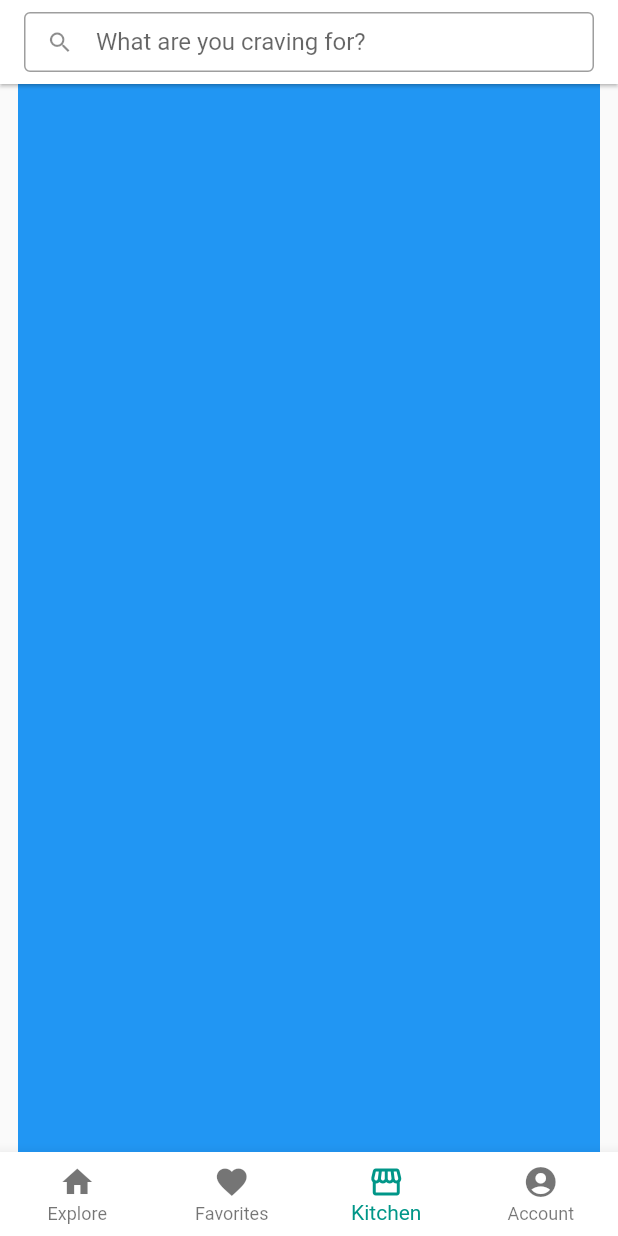
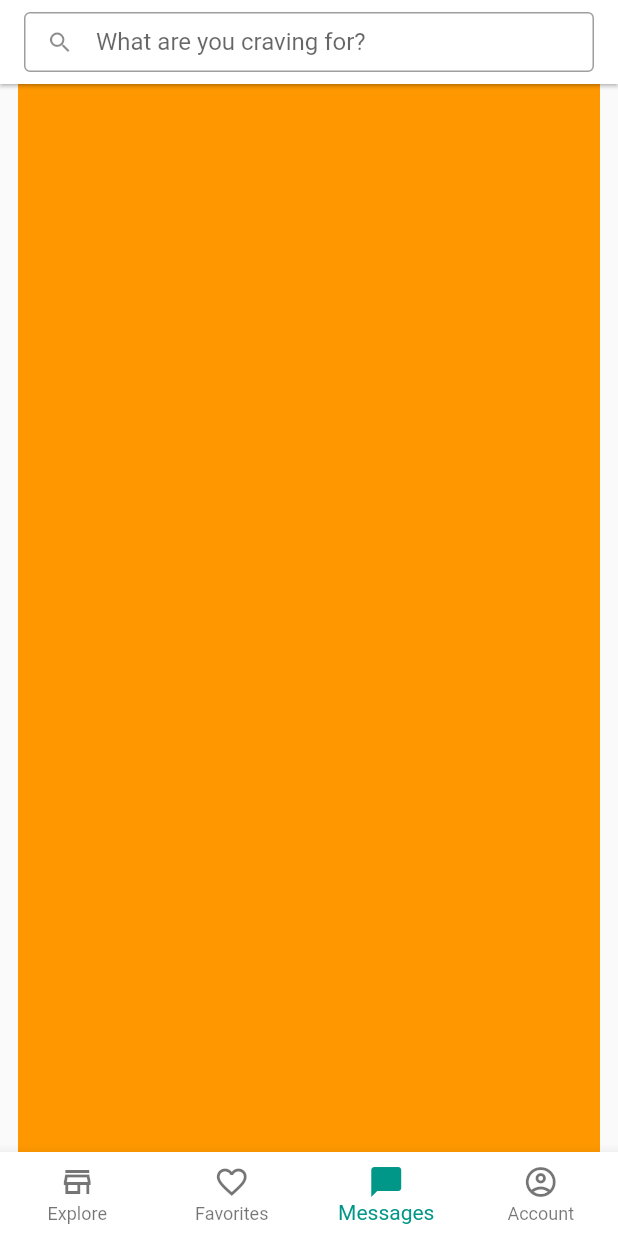
Before and after one commit to angheloko/kusinary, a Flutter app: the screen it shows after launch, item 3 of the bottom bar chosen, on a phone screen of 412 x 824 dp. Run offline on Flutter 3.47's test engine with Material 2 defaults, Android fonts, the phone set to English and light mode, and no system bars; our stand-ins replace cached_network_image; network calls fail.

Commit message:
- Added messages screen. - Used outlined / filled icons for the bottom navigation.

```diff
--- a/lib/screens/kusinary_main_screen.dart
+++ b/lib/screens/kusinary_main_screen.dart
@@ -3,19 +3,21 @@ import 'package:flutter/rendering.dart';
 import 'package:kusinary_app/screens/kusinary_account_screen.dart';
 import 'package:kusinary_app/screens/kusinary_favorites_screen.dart';
 import 'package:kusinary_app/screens/kusinary_home_screen.dart';
-import 'package:kusinary_app/screens/kusinary_kitchen_screen.dart';
+import 'package:kusinary_app/screens/kusinary_messages_screen.dart';
 import 'package:kusinary_app/widgets/kusinary_search.dart';
 
 class MainScreenView {
   final int index;
   final String title;
   final IconData icon;
+  final IconData activeIcon;
   final Widget Function() builder;
 
   MainScreenView({
     this.index,
     this.title,
     this.icon,
+    this.activeIcon,
     this.builder,
   });
 }
@@ -40,25 +42,29 @@ class _MainScreenState extends State<KusinaryMainScreen> with TickerProviderStat
       MainScreenView(
         index: 0,
         title: 'Explore',
-        icon: Icons.home,
+        icon: Icons.store_outlined,
+        activeIcon: Icons.store,
         builder: () => KusinaryHomeScreen(),
       ),
       MainScreenView(
         index: 1,
         title: 'Favorites',
-        icon: Icons.favorite,
+        icon: Icons.favorite_outline,
+        activeIcon: Icons.favorite,
         builder: () => KusinaryFavoritesScreen(),
       ),
       MainScreenView(
         index: 2,
-        title: 'Kitchen',
-        icon: Icons.storefront,
-        builder: () => KusinaryKitchenScreen(),
+        title: 'Messages',
+        icon: Icons.chat_bubble_outline,
+        activeIcon: Icons.chat_bubble,
+        builder: () => KusinaryMessagesScreen(),
       ),
       MainScreenView(
         index: 3,
         title: 'Account',
-        icon: Icons.account_circle,
+        icon: Icons.account_circle_outlined,
+        activeIcon: Icons.account_circle,
         builder: () => KusinaryAccountScreen(),
       ),
     ];
@@ -107,6 +113,9 @@ class _MainScreenState extends State<KusinaryMainScreen> with TickerProviderStat
             icon: Icon(
               view.icon,
             ),
+            activeIcon: Icon(
+              view.activeIcon,
+            ),
             label: view.title,
           );
         }).toList(),
--- /dev/null
+++ b/lib/screens/kusinary_messages_screen.dart
@@ -0,0 +1,12 @@
+import 'package:flutter/material.dart';
+
+class KusinaryMessagesScreen extends StatelessWidget {
+  @override
+  Widget build(BuildContext context) {
+    return SizedBox.expand(
+      child: Container(
+        color: Colors.orange,
+      ),
+    );
+  }
+}
--- a/lib/screens/kusinary_product_details_screen.dart
+++ b/lib/screens/kusinary_product_details_screen.dart
@@ -30,7 +30,7 @@ class KusinaryProductDetailsScreen extends StatelessWidget {
             AspectRatio(
               aspectRatio: 4 / 3,
               child: CachedNetworkImage(
-                imageUrl: 'https://picsum.photos/250?image=9',
+                imageUrl: 'https://images.unsplash.com/photo-1432139555190-58524dae6a55?ixlib=rb-1.2.1&ixid=eyJhcHBfaWQiOjEyMDd9&auto=format&fit=crop&w=900&q=60',
                 fit: BoxFit.cover,
               ),
             ),
--- a/lib/widgets/kusinary_product_card.dart
+++ b/lib/widgets/kusinary_product_card.dart
@@ -20,7 +20,7 @@ class KusinaryProductCard extends StatelessWidget {
             AspectRatio(
               aspectRatio: 4 / 3,
               child: CachedNetworkImage(
-                imageUrl: 'https://picsum.photos/250?image=9',
+                imageUrl: 'https://images.unsplash.com/photo-1432139555190-58524dae6a55?ixlib=rb-1.2.1&ixid=eyJhcHBfaWQiOjEyMDd9&auto=format&fit=crop&w=900&q=60',
                 fit: BoxFit.cover,
               ),
             ),
```
